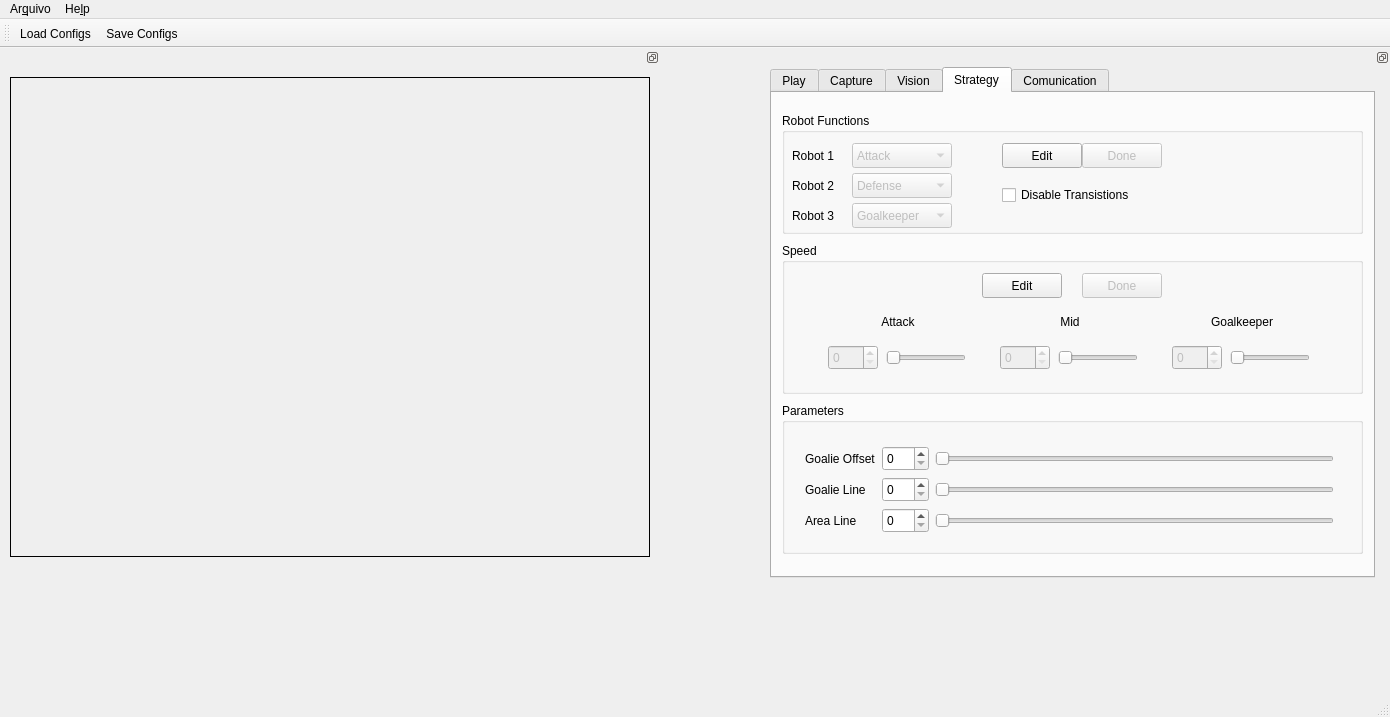
This is interface/mainwindow.ui in PEQUI-MEC/PY-VSSS-INF as Qt 5 draws it before an edit. The edited form follows.
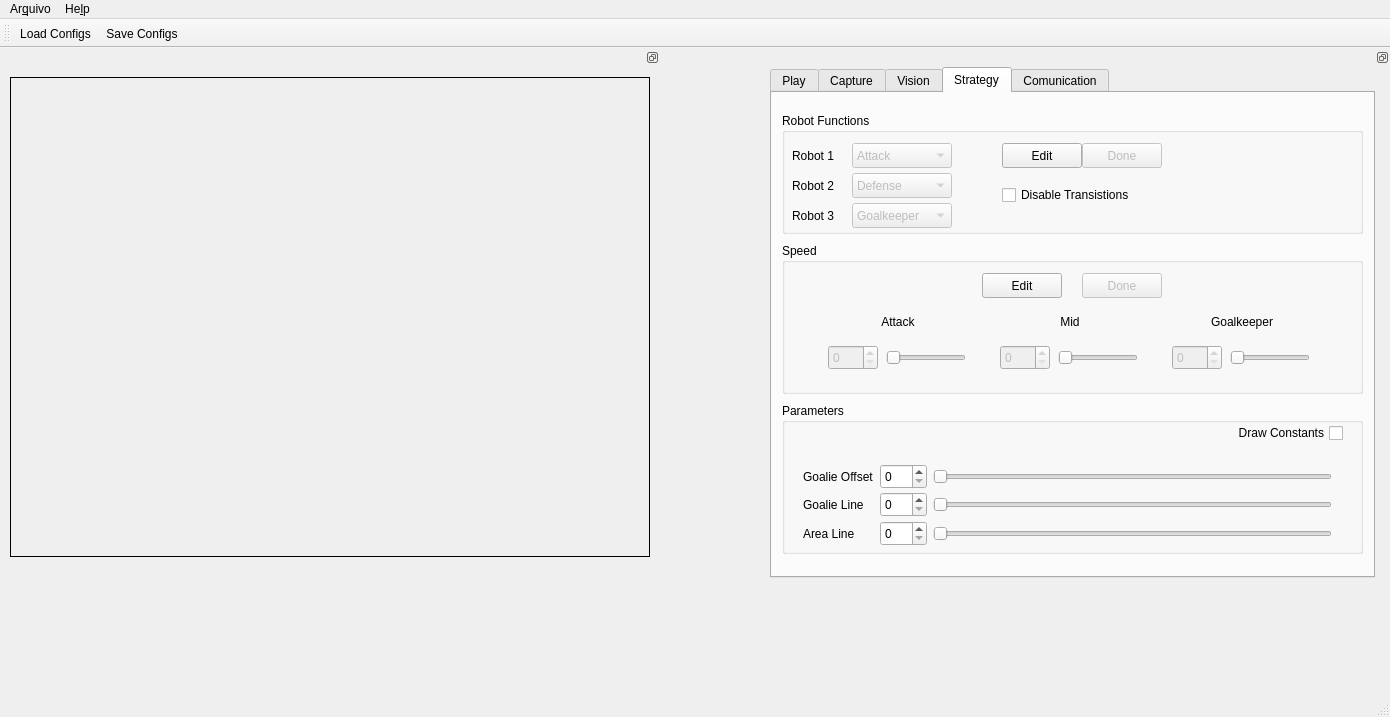
This is the edited form. The open tabs and pages were chosen to show the change. Icons and pictures are not drawn.

```diff
--- a/interface/mainwindow.ui
+++ b/interface/mainwindow.ui
@@ -6810,10 +6810,10 @@
        <widget class="QWidget" name="layoutWidget">
         <property name="geometry">
          <rect>
-          <x>12</x>
-          <y>32</y>
+          <x>10</x>
+          <y>50</y>
           <width>551</width>
-          <height>111</height>
+          <height>101</height>
          </rect>
         </property>
         <layout class="QGridLayout" name="gridLayout_5">
@@ -7053,6 +7053,22 @@
          </item>
         </layout>
        </widget>
+       <widget class="QCheckBox" name="checkBox">
+        <property name="geometry">
+         <rect>
+          <x>400</x>
+          <y>20</y>
+          <width>161</width>
+          <height>20</height>
+         </rect>
+        </property>
+        <property name="layoutDirection">
+         <enum>Qt::RightToLeft</enum>
+        </property>
+        <property name="text">
+         <string>Draw Constants</string>
+        </property>
+       </widget>
       </widget>
       <widget class="QGroupBox" name="groupBoxStrategyRobotFunctions">
        <property name="geometry">
```
